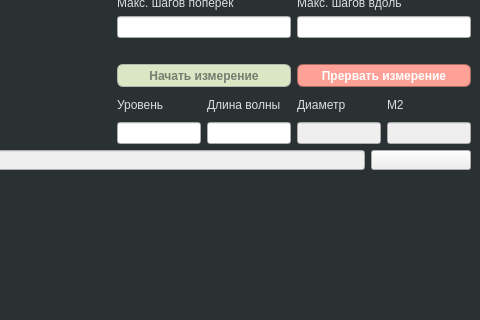
Before: the Qt Designer form main_window.ui in Anbionchik/beam_width_meter, drawn with Qt 5; both pictures show x 834 to 1314 and y 197 to 517 of the 1314 by 695 pixel window.
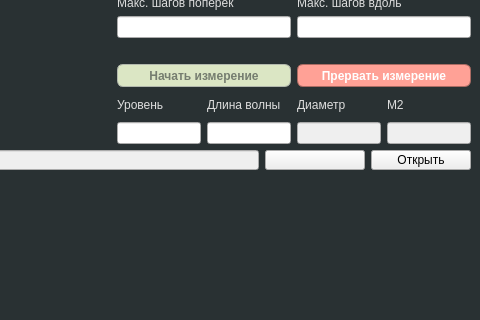
After: the same form once the commit is applied. Custom widgets are drawn as their Qt base class.

Commit message: Добавлена кнопка открытия окна просмотра

The edit to the form file:
```diff
--- a/main_window.ui
+++ b/main_window.ui
@@ -749,6 +749,25 @@
             </property>
            </widget>
           </item>
+          <item>
+           <widget class="QPushButton" name="choose_open_btn">
+            <property name="minimumSize">
+             <size>
+              <width>100</width>
+              <height>0</height>
+             </size>
+            </property>
+            <property name="maximumSize">
+             <size>
+              <width>16777215</width>
+              <height>20</height>
+             </size>
+            </property>
+            <property name="text">
+             <string>Открыть</string>
+            </property>
+           </widget>
+          </item>
          </layout>
         </item>
         <item>
```
The commit also changes 1 other file.
